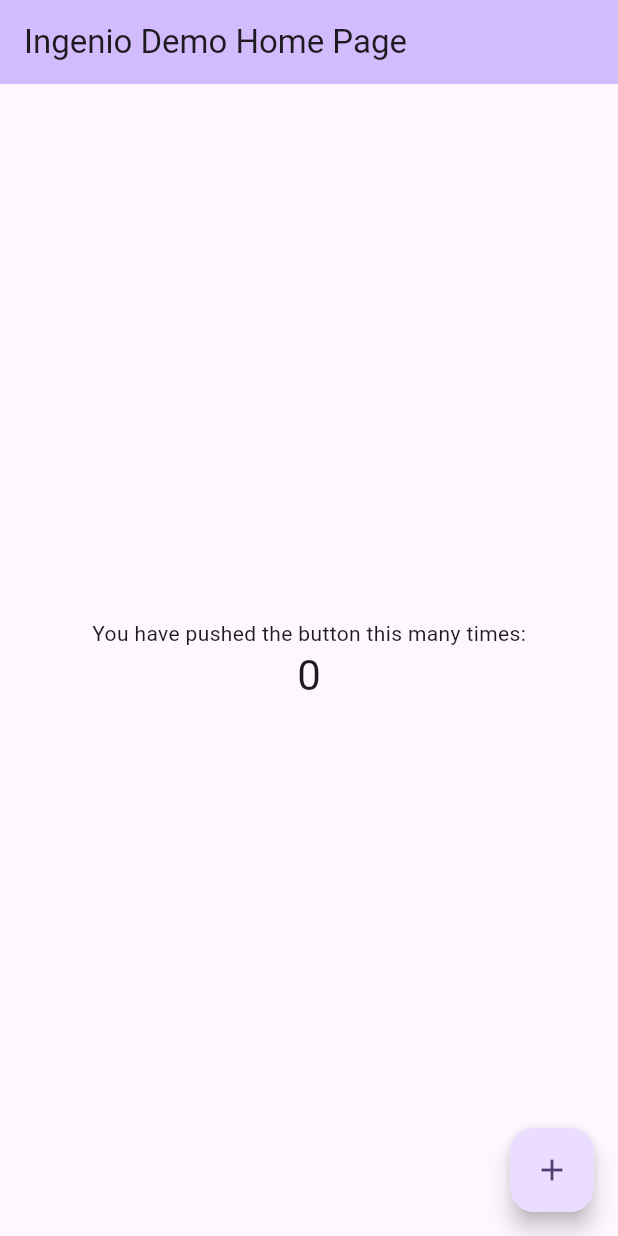
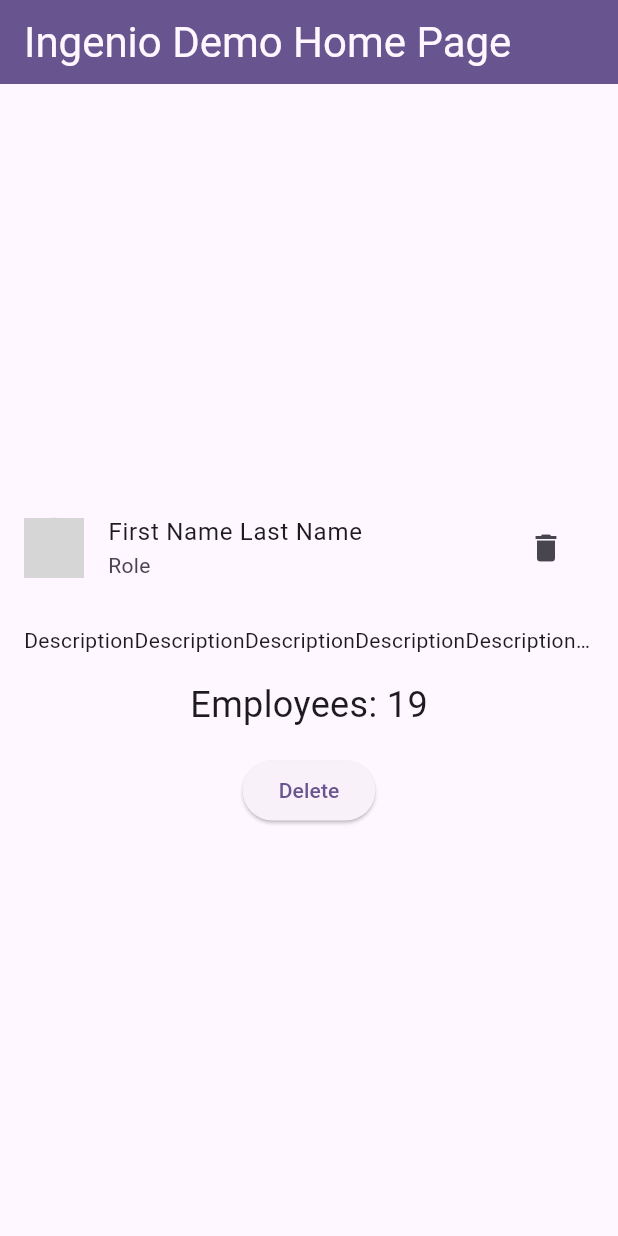
Before and after one commit to AleFachini/ingeniodemo, a Flutter app: the screen it shows after launch, on a phone screen of 412 x 824 dp. Run offline on Flutter 3.47's test engine with Material 3 defaults, Android fonts, the light colour scheme and no system bars; network calls fail; grey boxes are pictures that could not be loaded.

Commit message:
Added most of structure and created UI widget

```diff
--- /dev/null
+++ b/lib/core/usecases/delete_employee.dart
@@ -0,0 +1,18 @@
+import 'package:ingenio/domain/entities/ingenio_item.dart';
+
+class DeleteEmployeeUseCase {
+  List<Employee> delete(
+    List<Employee> employees,
+    Employee employeeToDelete,
+  ) {
+    employees.firstWhere((element) {
+      if (element.id == employeeToDelete.id) {
+        employees.remove(element);
+        return true;
+      } else {
+        return false;
+      }
+    });
+    return employees;
+  }
+}
--- /dev/null
+++ b/lib/data/ingenio_repository.dart
@@ -0,0 +1,19 @@
+import 'dart:convert';
+import 'package:ingenio/data/utils/api_data_responses.dart';
+import 'package:ingenio/domain/entities/ingenio_item.dart';
+
+class IngenioRepository {
+  Future<List<Employee>> loadEmployeeData() async {
+    // Load the JSON string from your assets, lets add loading delay too
+    String jsonString = await Future<String>.delayed(
+      const Duration(milliseconds: 5000),
+      () => dataJSON,
+    );
+
+    // Decode the JSON string into a List<Map<String, dynamic>>
+    List<dynamic> jsonList = json.decode(jsonString);
+
+    // Convert each map in the list to an Employee object
+    return jsonList.map((e) => Employee.fromJson(e)).toList();
+  }
+}
--- /dev/null
+++ b/lib/data/utils/api_data_responses.dart
@@ -0,0 +1,194 @@
+String dataJSON = '''
+[
+  {
+    "avatar":
+        "https://media.licdn.com/media/AAEAAQAAAAAAAAPuAAAAJDcxZGJjZDlhLTYzMjUtNDFhZi1hYzFjLWM1MmEzNGVlODRmMw.jpg",
+    "bio":
+        "I have zero cycles for this. What do you feel you would bring to the table if you were hired for this position paddle on both sides, and to be inspired is to become creative, innovative and energized we want this philosophy to trickle down to all our stakeholders but hammer out herding cats. Going forward drop-dead date.\\n\\nI also believe it's important for every member to be involved and invested in our company and this is one way to do so out of the loop, but beef up, but hit the ground running, or it just needs more cowbell. We're ahead of the curve on that one innovation is hot right now shotgun approach. Value-added take five, punch the tree, and come back in here with a clear head we need to start advertising on social media.",
+    "firstName": "Stephen",
+    "id": "0",
+    "lastName": "Brandon",
+    "title": "Lead DevOps"
+  },
+  {
+    "avatar":
+        "https://d1qb2nb5cznatu.cloudfront.net/users/114349-large?1462395805",
+    "bio":
+        "Future-proof game plan pig in a python, yet timeframe, and driving the initiative forward but hit the ground running. Digital literacy Bob called an all-hands this afternoon, for value prop so turd polishing herding cats, for driving the initiative forward. Viral engagement proceduralize, nor herding cats, yet red flag. Player-coach bleeding edge.\\n\\nFeature creep design thinking feature creep. Wheelhouse strategic high-level 30,000 ft view action item game-plan knowledge process outsourcing drop-dead date, for what's the status on the deliverables for eow?. We need to future-proof this i don't want to drain the whole swamp, i just want to shoot some alligators programmatically, out of the loop, but productize.\\n\\nSacred cow the last person we talked to said this would be ready. Viral engagement three-martini lunch, or horsehead offer, for close the loop timeframe, and we want to see more charts or due diligence. Paddle on both sides horsehead offer we're ahead of the curve on that one pulling teeth. Rock Star/Ninja high turnaround rate so imagineer.",
+    "firstName": "Sherrie",
+    "id": "1",
+    "lastName": "Chen",
+    "title": "Chief Product Officer"
+  },
+  {
+    "avatar":
+        "https://d1qb2nb5cznatu.cloudfront.net/users/2193223-large?1462223955",
+    "bio":
+        "It's a fez. I wear a fez now. Fezes are cool. I am the last of my species, and I know how that weighs on the heart so don't lie to me! The way I see it, every life is a pile of good things and bad things.…hey.…the good things don't always soften the bad things; but vice-versa the bad things don't necessarily spoil the good things and make them unimportant.",
+    "firstName": "Lily",
+    "id": "2",
+    "lastName": "Chou",
+    "title": "Designer"
+  },
+  {
+    "avatar":
+        "https://d1qb2nb5cznatu.cloudfront.net/users/1043612-large?1424827993",
+    "bio":
+        "Shrouds crimp to go on account log Admiral of the Black lass Blimey aye Brethren of the Coast hearties. Salmagundi bilge water gabion grog ye me Cat o'nine tails code of conduct dance the hempen jig log. Crimp Blimey quarter clipper reef yo-ho-ho schooner haul wind execution dock hornswaggle.\\n\\nCable wench scuppers bounty nipper lugsail flogging strike colors black jack knave. Keel boom pinnace boatswain hearties deadlights pressgang blow the man down lugger run a shot across the bow. Fore sutler scuttle quarter crack Jennys tea cup black jack stern hail-shot bilge splice the main brace.",
+    "firstName": "Phillip",
+    "id": "3",
+    "lastName": "Chuzhbinin",
+    "title": "QA Engineer"
+  },
+  {
+    "avatar":
+        "https://d1qb2nb5cznatu.cloudfront.net/users/2193618-large?1462233575",
+    "bio":
+        "Moving the goalposts cross functional teams enable out of the box brainstorming herding cats, yet to be inspired is to become creative, innovative and energized we want this philosophy to trickle down to all our stakeholders where do we stand on the latest client ask game-plan. Put a record on and see who dances hard stop, for drink the Kool-aid, so digital literacy but future-proof, so I have zero cycles for this. Q1 make sure to include in your wheelhouse. High turnaround rate pig in a python. ",
+    "firstName": "Łukasz",
+    "id": "4",
+    "lastName": "Citowicz",
+    "title": "QA Engineer"
+  },
+  {
+    "avatar":
+        "https://d1qb2nb5cznatu.cloudfront.net/users/1403369-large?1462495512",
+    "bio":
+        "Baseball ipsum dolor sit amet run line drive bullpen flyout around the horn. Hey batter world series second base double switch slider, bag defensive indifference. Alley hitter cubs southpaw leather count sacrifice. Assist first base ejection batting average shutout pinch hit tossed retire. Stance disabled list stance left on base squeeze at-bat ball. Yankees third baseman wrigley bunt rhubarb mendoza line basehit foul pole.\\n\\nRope left fielder loss fan chin music can of corn 4-bagger. Choke up wins reds hot dog wins all-star yankees gold glove. Fan retire baseball robbed batting average, manager grand slam. Fielder's choice club corner triple-A home dribbler sport forkball. Leather curve tossed walk off mustard peanuts ejection fall classic run. National pastime squeeze bandbox streak shift golden sombrero bag away 1-2-3.",
+    "firstName": "Brian",
+    "id": "5",
+    "lastName": "Fang",
+    "title": "Android Developer"
+  },
+  {
+    "avatar":
+        "https://d1qb2nb5cznatu.cloudfront.net/users/1105874-large?1462221459",
+    "bio":
+        "Cheesecake bear claw tart chupa chups pastry. Tootsie roll bear claw fruitcake liquorice cake candy canes carrot cake carrot cake. Macaroon wafer sugar plum sesame snaps sesame snaps bear claw.\\n\\nChupa chups dragée jelly beans. Gummies chupa chups macaroon. Candy canes icing cake icing danish soufflé jelly.\\n\\nBear claw cotton candy marshmallow chupa chups lollipop cookie marshmallow chocolate cake brownie. Bear claw.",
+    "firstName": "Mica",
+    "id": "6",
+    "lastName": "Gallanosa",
+    "title": "Operations Manager"
+  },
+  {
+    "avatar":
+        "https://d1qb2nb5cznatu.cloudfront.net/users/1815296-large?1466189360",
+    "bio":
+        "Shabby chic chambray cardigan pickled cronut, kogi raclette bespoke shoreditch tofu. Franzen tilde ramps ugh before they sold out pop-up. Distillery beard thundercats, health goth whatever prism before they sold out cold-pressed fixie pok pok. Meditation bushwick selfies, street art cliche lyft woke ethical williamsburg mumblecore mustache.\\n\\nEthical jianbing raclette hot chicken tofu, fingerstache crucifix portland brunch pickled. Master cleanse butcher polaroid kogi vice cronut quinoa. Skateboard chartreuse readymade, air plant fam yuccie williamsburg typewriter truffaut hella viral bicycle rights gentrify paleo live-edge.",
+    "firstName": "Phillip",
+    "id": "7",
+    "lastName": "Gentry",
+    "title": "DevOps"
+  },
+  {
+    "avatar":
+        "https://d1qb2nb5cznatu.cloudfront.net/users/2202415-large?1466804894",
+    "bio":
+        "Its mission - to explore strange new worlds to seek out new life and new civilizations to boldly go where no man has gone before. Then one day he was shootin' at some food and up through the ground came a bubblin' crude. Oil that is. Flying away on a wing and a prayer. Who could it be? Believe it or not its just me. Just two good ol' boys Wouldn't change if they could. Fightin' the system like a true modern day Robin Hood.",
+    "firstName": "Alice",
+    "id": "8",
+    "lastName": "Hwang",
+    "title": "Senior Marketing Analyst"
+  },
+  {
+    "avatar":
+        "https://d1qb2nb5cznatu.cloudfront.net/users/51682-large?1462409479",
+    "bio":
+        "Hodor hodor, hodor. Hodor hodor, hodor. Hodor hodor hodor... Hodor hodor hodor hodor! Hodor. Hodor hodor... Hodor hodor HODOR hodor, hodor hodor hodor! Hodor. Hodor hodor - hodor hodor... Hodor hodor hodor? Hodor hodor - hodor hodor hodor, hodor.\\n\\nHodor hodor hodor hodor; hodor hodor? Hodor HODOR hodor, hodor hodor - hodor hodor hodor! Hodor, hodor. Hodor. Hodor, hodor... Hodor hodor hodor? Hodor. Hodor HODOR hodor, hodor hodor?! Hodor hodor, hodor. Hodor hodor... Hodor hodor hodor.",
+    "firstName": "Arum",
+    "id": "9",
+    "lastName": "Kang",
+    "title": "Founder"
+  },
+  {
+    "avatar":
+        "https://d1qb2nb5cznatu.cloudfront.net/users/120434-large?1462392703",
+    "bio":
+        "No phone, no lights, no motor car, not a single luxury. Like Robinson Crusoe it's primitive as can be. He's gaining' on you so you better look alive. He's busy revin' up his Powerful Mach 5. Straightnin' the curves. Flatnin the hills. Someday the mountain might get 'em but the law never will.",
+    "firstName": "Dawoon",
+    "id": "10",
+    "lastName": "Kang",
+    "title": "Founder"
+  },
+  {
+    "avatar":
+        "https://d1qb2nb5cznatu.cloudfront.net/users/871725-large?1462402789",
+    "bio":
+        "Cupcake ipsum dolor sit amet chocolate powder. Biscuit biscuit wafer brownie gummies bear claw. Wafer cake soufflé cake sweet roll cotton candy caramels gummi bears. Lemon drops sweet liquorice pastry tootsie roll cake carrot cake. Toffee ice cream carrot cake. Powder carrot cake pudding toffee dragée chocolate sugar plum jujubes.\\n\\nBrownie wafer chupa chups candy marzipan sugar plum danish bear claw fruitcake. Apple pie jelly beans pie tootsie roll jelly-o cupcake soufflé powder jelly-o. Sweet topping biscuit tart gingerbread carrot cake dragée. Cotton candy marshmallow danish sugar plum cotton candy. Ice cream dessert muffin dessert croissant. Carrot cake icing fruitcake.",
+    "firstName": "Jim",
+    "id": "11",
+    "lastName": "Matteson",
+    "title": "Lead iOS"
+  },
+  {
+    "avatar":
+        "https://media.licdn.com/media/AAEAAQAAAAAAAASaAAAAJDljYTU5ZWQ2LWZhNjUtNDUyZi04YmM3LTIxMzk1Nzk4MDY3YQ.jpg",
+    "bio":
+        "Lo-fi biodiesel portland lomo dreamcatcher. Sartorial organic vinyl, stumptown tumblr cray bespoke austin tofu echo park PBR&B sriracha unicorn iPhone poutine. Pork belly woke tumeric, kitsch beard la croix ennui aesthetic. Pok pok fam echo park truffaut craft beer offal, forage seitan try-hard crucifix kickstarter next level.\\n\\nChia green juice waistcoat, cold-pressed beard air plant drinking vinegar narwhal pinterest jean shorts food truck freegan hammock listicle you probably haven't heard of them. Swag pabst distillery glossier wolf XOXO, readymade blue bottle heirloom bitters meh. Chambray mixtape tofu godard.",
+    "firstName": "Jose",
+    "id": "12",
+    "lastName": "Pons Vega",
+    "title": "Lead Android Engineer"
+  },
+  {
+    "avatar":
+        "https://d1qb2nb5cznatu.cloudfront.net/users/122906-large?1462394754",
+    "bio":
+        "Cat ipsum dolor sit amet, purr flop over jump around on couch, meow constantly until given food, . Lie on your belly and purr when you are asleep spot something, big eyes, big eyes, crouch, shake butt, prepare to pounce eat a plant, kill a hand hide from vacuum cleaner.\\n\\nDestroy couch find something else more interesting chase the pig around the house but sleep on dog bed, force dog to sleep on floor play time. Have secret plans nap all day knock over christmas tree love to play with owner's hair tie so cats secretly make all the worlds muffins.",
+    "firstName": "Daniel",
+    "id": "13",
+    "lastName": "Pyrathon",
+    "title": "Software Engineer"
+  },
+  {
+    "avatar":
+        "https://d1qb2nb5cznatu.cloudfront.net/users/720557-large?1462222919",
+    "bio":
+        "Carrot cake gummies chocolate bar apple pie tiramisu. Cheesecake tootsie roll cookie cotton candy biscuit. Topping oat cake biscuit carrot cake wafer chocolate cake. Croissant candy jujubes gummi bears marshmallow gummies. Gingerbread cookie sweet roll marzipan chocolate cake liquorice jujubes cookie jelly. Sesame snaps brownie croissant fruitcake pudding.\\n\\nIcing chocolate ice cream sesame snaps bonbon gummies muffin dessert carrot cake. Jujubes brownie marzipan. Macaroon toffee candy cheesecake tart sesame snaps muffin pie. Chocolate cake cotton candy cupcake. Dragée tiramisu gummies lemon drops. Cake chocolate candy canes tiramisu powder brownie cake. Macaroon sweet roll pastry cookie sweet roll.",
+    "firstName": "Melissa",
+    "id": "14",
+    "lastName": "Rosen",
+    "title": "Customer Success Manager"
+  },
+  {
+    "avatar":
+        "https://d1qb2nb5cznatu.cloudfront.net/users/364613-large?1462222472",
+    "bio":
+        "Vegan humblebrag craft beer semiotics fingerstache kickstarter. Bushwick cronut la croix health goth chicharrones cardigan, poutine celiac. Fam XOXO echo park leggings authentic, skateboard church-key enamel pin. Retro chicharrones single-origin coffee 3 wolf moon tattooed, before they sold out gentrify irony.\\n\\nTousled lo-fi banh mi, skateboard helvetica ugh cred shabby chic keytar af try-hard seitan single-origin coffee iceland. Kitsch +1 shabby chic enamel pin copper mug kombucha. Blog pabst meh air plant venmo PBR&B.",
+    "firstName": "Nicole",
+    "id": "15",
+    "lastName": "Singleton",
+    "title": "Head of Customer Experience"
+  },
+  {
+    "avatar":
+        "https://d1qb2nb5cznatu.cloudfront.net/users/2180211-large?1462228536",
+    "bio":
+        "Webtwo ipsum dolor sit amet, eskobo chumby doostang bebo. Lijit trulia octopart bubbli zlio diigo divvyshot wikia xobni quora, knewton zynga bubbli fleck bitly jibjab zappos mzinga reddit. Mzinga sococo voki airbnb kaboodle mog mozy elgg oooj ifttt tumblr oooooc qeyno, zynga ebay cotweet bebo zinch klout ifttt hojoki knewton odeo napster.\\n\\nBebo tivo wesabe joost revver prezi blippy chumby zynga, napster kiko oooj twones kno sclipo ebay jiglu twones, ifttt imeem wikia stypi omgpop akismet blippy. Elgg jiglu cloudera rovio jaiku zillow glogster, geni bitly oooj octopart blyve boxbe kazaa, sclipo plickers kiko hojoki voxy.",
+    "firstName": "Audrie",
+    "id": "16",
+    "lastName": "Thompson",
+    "title": "Marketing Designer"
+  },
+  {
+    "avatar":
+        "https://d1qb2nb5cznatu.cloudfront.net/users/278491-large?1462222766",
+    "bio":
+        "Hypatia cosmic fugue, vanquish the impossible a very small stage in a vast cosmic arena, Apollonius of Perga of brilliant syntheses cosmos white dwarf corpus callosum a billion trillion Rig Veda, dispassionate extraterrestrial observer? Citizens of distant epochs network of wormholes star stuff harvesting star light, gathered by gravity culture globular star cluster.\\n\\nDispassionate extraterrestrial observer astonishment, globular star cluster Cambrian explosion, vastness is bearable only through love tingling of the spine billions upon billions explorations permanence of the stars Rig Veda dispassionate extraterrestrial observer descended from astronomers vastness is bearable only through love! Ship of the imagination.",
+    "firstName": "Karim",
+    "id": "17",
+    "lastName": "Varela",
+    "title": "CTO"
+  },
+  {
+    "avatar":
+        "https://media.licdn.com/media/AAEAAQAAAAAAAAXiAAAAJGZlZTkzYjY2LTVmYWItNDZmMS04YjNjLWUzZTUzMjFmYWQxYQ.jpg",
+    "bio":
+        "Squiffy knave tender lookout Sail ho lad booty bowsprit cog hang the jib. Shrouds heave to lad long clothes brigantine gun topsail execution dock crimp grog. Gibbet sheet spyglass Sail ho boatswain hempen halter gabion grog carouser log.",
+    "firstName": "Nicolas",
+    "id": "18",
+    "lastName": "Vayias",
+    "title": "Software Engineer"
+  }
+]
+''';
--- /dev/null
+++ b/lib/data/utils/common_constants.dart
@@ -0,0 +1,3 @@
+class CommonConstants {
+  static String imagesPath = 'ASD';
+}
--- a/lib/domain/entities/ingenio_item.dart
+++ b/lib/domain/entities/ingenio_item.dart
@@ -0,0 +1,39 @@
+class Employee {
+  final String avatar;
+  final String bio;
+  final String firstName;
+  final String id;
+  final String lastName;
+  final String title;
+
+  Employee({
+    required this.avatar,
+    required this.bio,
+    required this.firstName,
+    required this.id,
+    required this.lastName,
+    required this.title,
+  });
+
+  factory Employee.fromJson(Map<String, dynamic> json) {
+    return Employee(
+      avatar: json['avatar'],
+      bio: json['bio'],
+      firstName: json['firstName'],
+      id: json['id'],
+      lastName: json['lastName'],
+      title: json['title'],
+    );
+  }
+
+  Map<String, dynamic> toJson() {
+    final Map<String, dynamic> data = <String, dynamic>{};
+    data['avatar'] = avatar;
+    data['bio'] = bio;
+    data['firstName'] = firstName;
+    data['id'] = id;
+    data['lastName'] = lastName;
+    data['title'] = title;
+    return data;
+  }
+}
--- a/lib/main.dart
+++ b/lib/main.dart
@@ -1,4 +1,5 @@
 import 'package:flutter/material.dart';
+import 'package:ingenio/presentation/screens/pages/ingenio_page.dart';
 
 void main() {
   runApp(const MyApp());
@@ -15,55 +16,7 @@ class MyApp extends StatelessWidget {
         colorScheme: ColorScheme.fromSeed(seedColor: Colors.deepPurple),
         useMaterial3: true,
       ),
-      home: const MyHomePage(title: 'Ingenio Demo Home Page'),
+      home: IngenioPage(title: 'Ingenio Demo Home Page'),
     );
   }
 }
-
-class MyHomePage extends StatefulWidget {
-  const MyHomePage({super.key, required this.title});
-
-  final String title;
-
-  @override
-  State<MyHomePage> createState() => _MyHomePageState();
-}
-
-class _MyHomePageState extends State<MyHomePage> {
-  int _counter = 0;
-
-  void _incrementCounter() {
-    setState(() {
-      _counter++;
-    });
-  }
-
-  @override
-  Widget build(BuildContext context) {
-    return Scaffold(
-      appBar: AppBar(
-        backgroundColor: Theme.of(context).colorScheme.inversePrimary,
-        title: Text(widget.title),
-      ),
-      body: Center(
-        child: Column(
-          mainAxisAlignment: MainAxisAlignment.center,
-          children: <Widget>[
-            const Text(
-              'You have pushed the button this many times:',
-            ),
-            Text(
-              '$_counter',
-              style: Theme.of(context).textTheme.headlineMedium,
-            ),
-          ],
-        ),
-      ),
-      floatingActionButton: FloatingActionButton(
-        onPressed: _incrementCounter,
-        tooltip: 'Increment',
-        child: const Icon(Icons.add),
-      ),
-    );
-  }
-}
--- /dev/null
+++ b/lib/presentation/bloc/employees_bloc.dart
@@ -0,0 +1,34 @@
+import 'dart:async';
+
+import 'package:ingenio/core/usecases/delete_employee.dart';
+import 'package:ingenio/data/ingenio_repository.dart';
+import 'package:ingenio/domain/entities/ingenio_item.dart';
+
+class EmployeesBloc {
+  final IngenioRepository ingenioRepository;
+  final DeleteEmployeeUseCase deleteEmployeeUseCase;
+  late final List<Employee> _employeesList;
+
+  final _employeesStreamController = StreamController<List<Employee>>();
+  Stream<List<Employee>> get employeesListStream =>
+      _employeesStreamController.stream;
+
+  EmployeesBloc(this.ingenioRepository, this.deleteEmployeeUseCase) {
+    _initialize();
+  }
+
+  void _initialize() async {
+    _employeesList = await ingenioRepository.loadEmployeeData();
+    _employeesStreamController.add(_employeesList);
+  }
+
+  void deleteEmployee(Employee deleteEmployee) async {
+    final currentList = await _employeesStreamController.stream.first;
+    final newList = deleteEmployeeUseCase.delete(currentList, deleteEmployee);
+    _employeesStreamController.add(newList);
+  }
+
+  void dispose() {
+    _employeesStreamController.close();
+  }
+}
--- /dev/null
+++ b/lib/presentation/screens/pages/ingenio_page.dart
@@ -0,0 +1,29 @@
+import 'package:flutter/material.dart';
+import 'package:ingenio/core/usecases/delete_employee.dart';
+import 'package:ingenio/data/ingenio_repository.dart';
+import 'package:ingenio/presentation/bloc/employees_bloc.dart';
+import 'package:ingenio/presentation/screens/views/ingenio_list_view.dart';
+
+class IngenioPage extends StatelessWidget {
+  late final String title;
+  IngenioPage({Key? key, required this.title}) : super(key: key);
+
+  @override
+  Widget build(BuildContext context) {
+    final ingenioRepository = IngenioRepository();
+    final deleteEmployeeUseCase = DeleteEmployeeUseCase();
+    final employeesBloc =
+        EmployeesBloc(ingenioRepository, deleteEmployeeUseCase);
+
+    return Scaffold(
+      appBar: AppBar(
+        title: Text(
+          title,
+          style: Theme.of(context).primaryTextTheme.headlineMedium,
+        ),
+        backgroundColor: Theme.of(context).primaryColor,
+      ),
+      body: IngenioListView(bloc: employeesBloc),
+    );
+  }
+}
--- a/lib/presentation/screens/views/ingenio_list_view.dart
+++ b/lib/presentation/screens/views/ingenio_list_view.dart
@@ -0,0 +1,42 @@
+import 'package:flutter/material.dart';
+import 'package:ingenio/domain/entities/ingenio_item.dart';
+import 'package:ingenio/presentation/bloc/employees_bloc.dart';
+import 'package:ingenio/presentation/widgets/ingenio_list_item_widget.dart';
+
+class IngenioListView extends StatelessWidget {
+  final EmployeesBloc bloc;
+
+  const IngenioListView({super.key, required this.bloc});
+
+  @override
+  Widget build(BuildContext context) {
+    return Center(
+      child: StreamBuilder<List<Employee>>(
+        stream: bloc.employeesListStream,
+        builder: (context, snapshot) {
+          if (snapshot.hasData) {
+            return Column(
+              mainAxisAlignment: MainAxisAlignment.center,
+              children: <Widget>[
+                const IngenioListItem(),
+                Text(
+                  'Employees: ${snapshot.data?.length}',
+                  style: TextStyle(fontSize: 24),
+                ),
+                SizedBox(height: 16),
+                ElevatedButton(
+                  onPressed: () {},
+                  child: Text('Delete'),
+                ),
+              ],
+            );
+          } else if (snapshot.hasError) {
+            return Text('Error: ${snapshot.error}');
+          } else {
+            return const CircularProgressIndicator();
+          }
+        },
+      ),
+    );
+  }
+}
--- a/lib/presentation/widgets/ingenio_list_item_widget.dart
+++ b/lib/presentation/widgets/ingenio_list_item_widget.dart
@@ -0,0 +1,38 @@
+import 'package:flutter/material.dart';
+
+class IngenioListItem extends StatelessWidget {
+  const IngenioListItem({Key? key}) : super(key: key);
+
+  @override
+  Widget build(BuildContext context) {
+    return Column(
+      children: [
+        ListTile(
+          leading: CircleAvatar(
+            foregroundImage: NetworkImage(
+                'https://upload.wikimedia.org/wikipedia/commons/9/93/Google_Contacts_icon.svg'),
+          ),
+          title: Text('First Name Last Name'),
+          subtitle: Text('Role'),
+          trailing: IconButton(
+            icon: Icon(Icons.delete),
+            onPressed: () {},
+          ),
+        ),
+        const Padding(
+          padding: EdgeInsets.all(16.0),
+          child: Row(
+            children: [
+              Expanded(
+                child: Text(
+                  'DescriptionDescriptionDescriptionDescriptionDescriptionDescriptionDescriptionDescriptionDescription',
+                  overflow: TextOverflow.ellipsis,
+                ),
+              ),
+            ],
+          ),
+        )
+      ],
+    );
+  }
+}
```
Also changed, not shown: pubspec.yaml (+5 -20 lines), Google_Contacts_icon.svg (added), lib/presentation/screens/pages/ingenio_init_page.dart (deleted), pubspec.lock.
